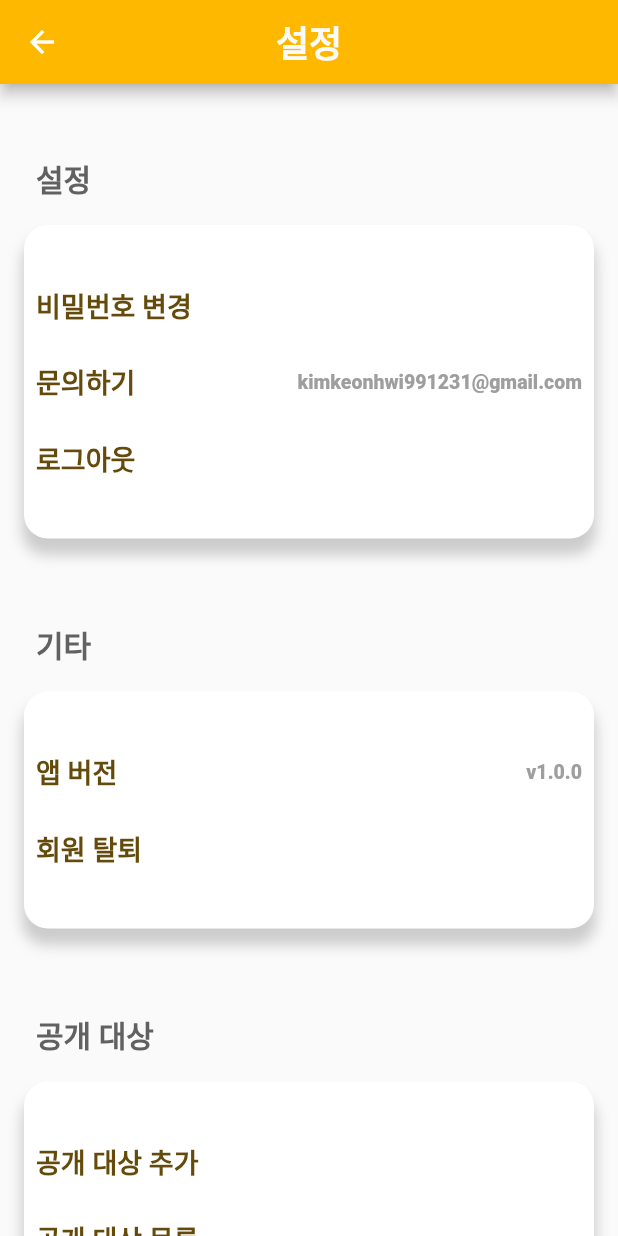
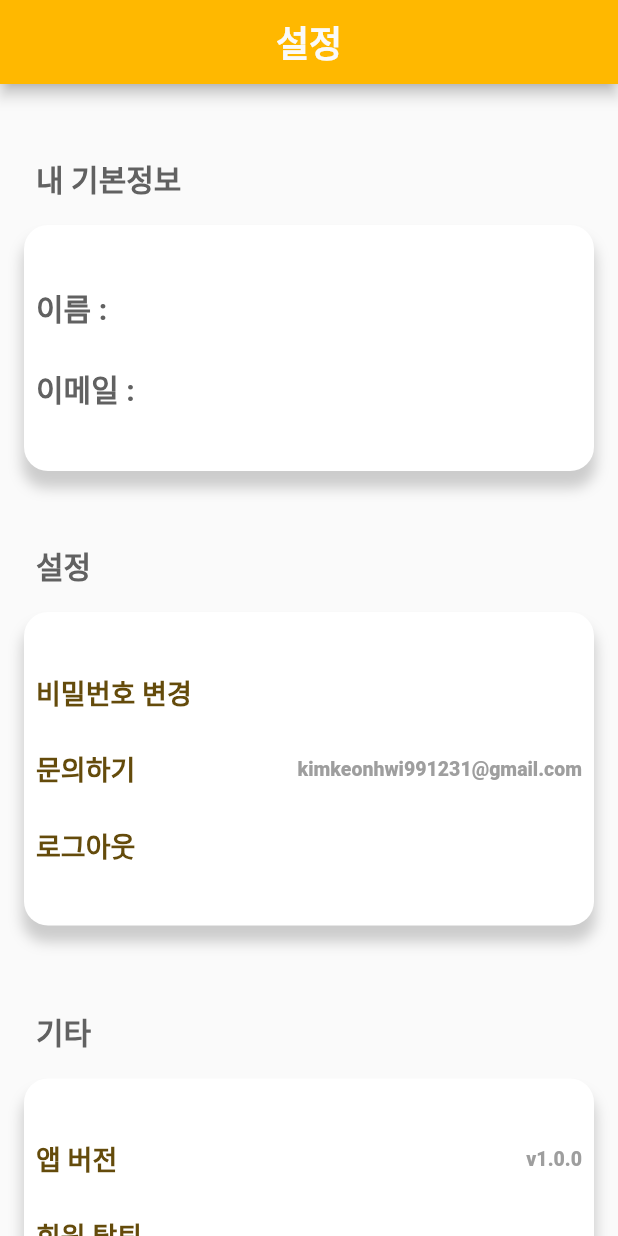
Before and after one commit to KEONI1231/New-Meditation, a Flutter app: the SettingScreen screen opened directly with empty values, on a phone screen of 412 x 824 dp. Run offline on Flutter 3.47's test engine with Material 2 defaults, Android fonts, the phone set to English and light mode, and no system bars; our stand-ins replace cloud_firestore, firebase_core, firebase_database, shared_preferences, table_calendar; missing offline and left inert: flutter_email_sender; accounts and stored records are empty.

Commit message:
출시전

```diff
--- a/lib/Component/custom_appbar.dart
+++ b/lib/Component/custom_appbar.dart
@@ -15,6 +15,9 @@ class CustomAppBar extends StatelessWidget {
       ),
       backgroundColor: BRIGHT_COLOR,
       centerTitle: true,
+      iconTheme: IconThemeData(
+        color: Colors.grey
+      ),
     );
   }
 }
--- a/lib/Component/custom_appbar_yellow.dart
+++ b/lib/Component/custom_appbar_yellow.dart
@@ -18,6 +18,7 @@ class CustomAppBarYellow extends StatelessWidget {
               color: BRIGHT_COLOR)),
       centerTitle: true,
       backgroundColor: PRIMARY_COLOR,
+      automaticallyImplyLeading: titleText == '설정' ? false : true
     );
   }
 }
--- a/lib/Screen/Friends/friend_list_screen.dart
+++ b/lib/Screen/Friends/friend_list_screen.dart
@@ -27,7 +27,7 @@ class _FriendListScreenState extends State<FriendListScreen> {
       DateTime.now().day.toString().padLeft(2, '0') +
       '일';
   dynamic friendsData = '';
-
+  dynamic friendName = '';
   @override
   Widget build(BuildContext context) {
     FirebaseFirestore firestore = FirebaseFirestore.instance;
@@ -49,6 +49,7 @@ class _FriendListScreenState extends State<FriendListScreen> {
                   return CircularProgressIndicator(color: TEXT_COLOR);
                 }
                 friendsData = snapshot.data?.docs[0]['friend_list'];
+                friendName = snapshot.data?.docs[0]['name'];
                 return Expanded(
                   child: ListView.builder(
                     scrollDirection: Axis.vertical,
@@ -86,6 +87,7 @@ class _FriendListScreenState extends State<FriendListScreen> {
                                                     MaterialPageRoute(
                                                         builder: (context) =>
                                                             FriendRecentRecord(
+                                                              targetName: friendName,
                                                                 targetEmail:
                                                                     friendsData[
                                                                         index],
--- a/lib/Screen/login_screen.dart
+++ b/lib/Screen/login_screen.dart
@@ -2,9 +2,7 @@ import 'package:cloud_firestore/cloud_firestore.dart';
 import 'package:flutter/material.dart';
 import 'package:flutter/services.dart';
 import 'package:medi/Screen/sign_up_screen.dart';
-
 import 'package:shared_preferences/shared_preferences.dart';
-
 import '../Component/account_textfield.dart';
 import '../Component/alert_dialog.dart';
 import '../Component/circular_progress_indicator_dialog.dart';
--- a/lib/Screen/send_mail_screen.dart
+++ b/lib/Screen/send_mail_screen.dart
@@ -48,7 +48,7 @@ class _SendMailState extends State<SendMail> {
                   decoration: widget.ContainerDecoration,
                   child: Center(
                     child: Text(
-                      '받는 사람 : 고등어 개발팀 (High-Connect)',
+                      '받는 사람 : kh991231@naver.com',
                       style: ts,
                     ),
                   ),
--- a/lib/Screen/setting_screen.dart
+++ b/lib/Screen/setting_screen.dart
@@ -1,6 +1,8 @@
 import 'package:flutter/cupertino.dart';
 import 'package:flutter/material.dart';
 import 'package:flutter/services.dart';
+import 'package:medi/Component/alert_dialog.dart';
+import 'package:medi/Component/custom_appbar_yellow.dart';
 import 'package:medi/Screen/Friends/add_friends_screen.dart';
 import 'package:medi/Screen/Friends/friend_list_screen.dart';
 import 'package:medi/Screen/change_password.dart';
@@ -47,20 +49,29 @@ class _SettingScreenState extends State<SettingScreen> {
         body: SingleChildScrollView(
           child: Column(
             children: [
-              AppBar(
-                  title: Text('설정',
-                      style: ts.copyWith(
-                          fontWeight: FontWeight.w700,
-                          fontSize: 24,
-                          color: BRIGHT_COLOR)),
-                  centerTitle: true,
-                  backgroundColor: PRIMARY_COLOR),
+              CustomAppBarYellow(titleText: '설정'),
               Padding(
                 padding: const EdgeInsets.all(16.0),
                 child: Column(
                   crossAxisAlignment: CrossAxisAlignment.stretch,
                   children: [
-                    SizedBox(height: 32),
+                    SizedBox(
+                      height: 32,
+                    ),
+                    Padding(
+                      padding: const EdgeInsets.only(left: 8.0),
+                      child: Text('내 기본정보',
+                          style: ts.copyWith(
+                              fontWeight: FontWeight.w700,
+                              fontSize: 20,
+                              color: Colors.grey[700])),
+                    ),
+                    SizedBox(height: 16),
+                    ProfileContainer(
+                        user: widget.user,
+                        ContainerDecoration: ContainerDecoration,
+                        ts: ts),
+                    SizedBox(height: 48),
                     Padding(
                         padding: const EdgeInsets.only(left: 8.0),
                         child: Text('설정',
@@ -89,22 +100,91 @@ class _SettingScreenState extends State<SettingScreen> {
                     SizedBox(height: 56),
                     Padding(
                         padding: const EdgeInsets.only(left: 8.0),
-                        child: Text('공개 대상',
-                            style: ts.copyWith(
-                                fontWeight: FontWeight.w700,
-                                fontSize: 20,
-                                color: Colors.grey[700]))),
+                        child: Row(
+                          mainAxisAlignment: MainAxisAlignment.spaceBetween,
+                          children: [
+                            Text('공개 대상',
+                                style: ts.copyWith(
+                                    fontWeight: FontWeight.w700,
+                                    fontSize: 20,
+                                    color: Colors.grey[700])),
+                            GestureDetector(
+                              onTap: () {
+                                DialogShow(context,
+                                    '공개 대상을 추가하면, 공개로 설정된 나의 명상 일기를 공개 대상이 열람할 수 있습니다.');
+                              },
+                              child: Icon(
+                                Icons.help_outline,
+                                color: Colors.grey[700],
+                              ),
+                            ),
+                          ],
+                        )),
                     SizedBox(height: 16),
                     ThirdContainer(
                         user: widget.user,
                         ts: ts,
                         ContainerDecoration: ContainerDecoration),
-                    SizedBox(height: 32,)
+                    SizedBox(
+                      height: 32,
+                    )
                   ],
                 ),
               ),
             ],
           ),
+        ),
+      ),
+    );
+  }
+}
+
+class ProfileContainer extends StatefulWidget {
+  final loginUser user;
+  final TextStyle ts;
+  final BoxDecoration ContainerDecoration;
+
+  const ProfileContainer(
+      {required this.user,
+      required this.ContainerDecoration,
+      required this.ts,
+      Key? key})
+      : super(key: key);
+
+  @override
+  State<ProfileContainer> createState() => _ProfileContainerState();
+}
+
+class _ProfileContainerState extends State<ProfileContainer> {
+  @override
+  Widget build(BuildContext context) {
+    return Container(
+      width: MediaQuery.of(context).size.width / 1.1,
+      decoration: widget.ContainerDecoration,
+      child: Padding(
+        padding: const EdgeInsets.fromLTRB(8, 16, 0, 16),
+        child: Column(
+          crossAxisAlignment: CrossAxisAlignment.start,
+          children: [
+            const SizedBox(height: 24),
+            Text(
+              '이름 : ' + widget.user.name,
+                style: widget.ts.copyWith(
+                    fontWeight: FontWeight.w700,
+                    fontSize: 20,
+                    color: Colors.grey[700])
+            ),
+            const SizedBox(height: 24),
+            Text(
+              '이메일 : ' + widget.user.email,
+                style: widget.ts.copyWith(
+                    fontWeight: FontWeight.w700,
+                    fontSize: 20,
+                    color: Colors.grey[700])
+            ),
+
+            const SizedBox(height: 24),
+          ],
         ),
       ),
     );
@@ -369,7 +449,9 @@ class _ThirdContainerState extends State<ThirdContainer> {
               onTap: () {
                 Navigator.of(context)
                     .push(MaterialPageRoute(builder: (BuildContext context) {
-                  return FriendScreen(user: widget.user,);
+                  return FriendScreen(
+                    user: widget.user,
+                  );
                 }));
               },
               child: Text(
@@ -390,7 +472,6 @@ class _ThirdContainerState extends State<ThirdContainer> {
                 style: widget.ts,
               ),
             ),
-
             const SizedBox(height: 24),
           ],
         ),
```
Also changed, not shown: lib/Screen/Friends/friend_recent_record.dart (+12 -2 lines), lib/Screen/diary_screen.dart (+17 -15 lines), lib/Screen/sign_up_screen.dart (+10 -7 lines).
